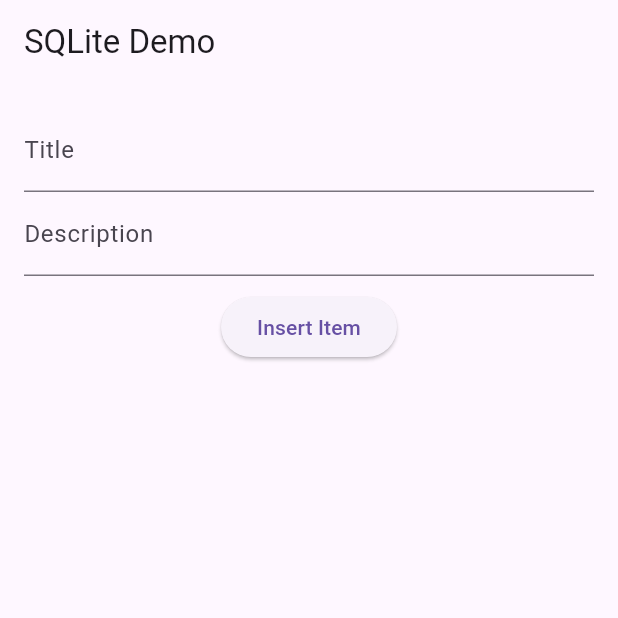
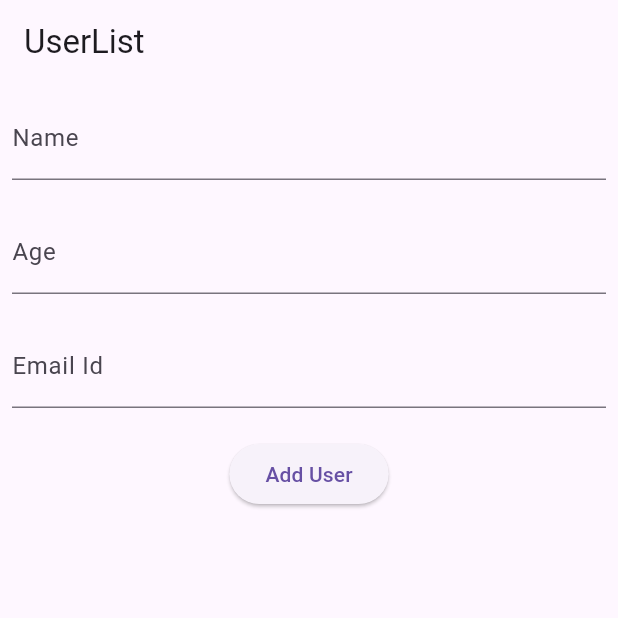
Before and after one commit to halkudepooja/sqlite_demo_sqflite, a Flutter app: the screen it shows after launch, on a phone screen of 412 x 824 dp, the top half of it. Run offline on Flutter 3.47's test engine with Material 3 defaults, Android fonts, the phone set to English and light mode, and no system bars; our stand-ins replace sqflite; accounts and stored records are empty.

Commit message:
userlist demo using sqlite db

```diff
--- /dev/null
+++ b/lib/UserDataDB/user_db.dart
@@ -0,0 +1,51 @@
+import 'package:path/path.dart';
+import 'package:sqflite/sqflite.dart';
+
+class DBHelperUser {
+  static Database? userDB;
+  static Future<Database> getDatabase() async {
+    if (userDB != null) {
+      return userDB!;
+    }
+    userDB = await initDB();
+    return userDB!;
+  }
+//initialize db
+  static Future<Database> initDB() async {
+    String path = join(await getDatabasesPath(), 'userList.db');
+    return openDatabase(
+      path,
+      version: 1,
+      onCreate: (db, version) async {
+        await db.execute(
+          '''CREATE TABLE users(id INTEGER PRIMARY KEY AUTOINCREMENT, name TEXT, age INTEGER, email TEXT)''',
+        );
+      },
+    );
+  }
+
+  // Insert data into the db
+
+  static Future<void> inserUsers(String name, int age, String email) async {
+    final db = await getDatabase();
+    await db.insert('users', {
+      'name': name,
+      'age': age,
+      'email': email,
+    }, conflictAlgorithm: ConflictAlgorithm.replace);
+  }
+
+    // Get all users from the db
+  static Future<List<Map<String, dynamic>>> getUsers() async {
+    final db = await getDatabase();
+    return await db.query('users');
+  }
+
+  // Close the db
+  static Future<void> close() async {
+    final db = await getDatabase();
+    db.close();
+  }
+
+
+}
--- /dev/null
+++ b/lib/UserDataDB/user_screen.dart
@@ -0,0 +1,100 @@
+import 'package:flutter/material.dart';
+import 'package:sqlite_demo/UserDataDB/user_db.dart';
+
+class UserList_screen extends StatefulWidget {
+  const UserList_screen({super.key});
+
+  @override
+  State<UserList_screen> createState() => _UserList_screenState();
+}
+
+class _UserList_screenState extends State<UserList_screen> {
+  TextEditingController nameController = TextEditingController();
+  TextEditingController ageController = TextEditingController();
+  TextEditingController emailController = TextEditingController();
+  List<Map<String, dynamic>> usersList = [];
+
+  @override
+  void initState() {
+    super.initState();
+    loadUserData();
+  }
+
+
+  @override
+  Widget build(BuildContext context) {
+    return Scaffold(
+      appBar: AppBar(title: Text("UserList")),
+      body: Container(
+        child: Padding(
+          padding: const EdgeInsets.all(8.0),
+          child: Column(
+            mainAxisAlignment: MainAxisAlignment.start,
+            children: [
+              TextField(
+                decoration: InputDecoration(label: Text("Name")),
+                controller: nameController,
+              ),
+              SizedBox(height: 20),
+              TextField(
+                decoration: InputDecoration(label: Text("Age")),
+                controller: ageController,
+              ),
+              SizedBox(height: 20),
+              TextField(
+                decoration: InputDecoration(label: Text("Email Id")),
+                controller: emailController,
+              ),
+                          SizedBox(height: 20),
+
+              ElevatedButton(
+                onPressed: _addUser,
+                child: Text('Add User'),
+              ),
+              SizedBox(height: 20),
+              // Display users
+              Expanded(
+                child: ListView.builder(
+                  itemCount: usersList.length,
+                  itemBuilder: (context, index) {
+                    return ListTile(
+                      title: Text(usersList[index]['name']),
+                      subtitle: Column(crossAxisAlignment: CrossAxisAlignment.start,
+                        children: [
+                          Text('Age: ${usersList[index]['age']}'
+                          ),
+                          Text('Email: ${usersList[index]['email']}'
+                          ),
+                        ],
+                      ),
+
+                    );
+                  },
+                ),
+              ),
+            ],
+          ),
+        ),
+      ),
+    );
+  }
+
+  Future<void> loadUserData() async {
+     final users = await DBHelperUser.getUsers();
+    setState(() {
+      usersList = users;
+    });
+  }
+
+
+  // Add a new user
+  _addUser() async {
+    if (nameController.text.isNotEmpty && ageController.text.isNotEmpty && emailController.text.isNotEmpty) {
+      await DBHelperUser.inserUsers(nameController.text, int.parse(ageController.text), emailController.text);
+      nameController.clear();
+      ageController.clear();
+      emailController.clear();
+      loadUserData();
+    }
+  }
+}
--- a/lib/main.dart
+++ b/lib/main.dart
@@ -1,4 +1,5 @@
 import 'package:flutter/material.dart';
+import 'package:sqlite_demo/UserDataDB/user_screen.dart';
 
 import 'db_helper.dart';
 
@@ -14,7 +15,8 @@ class MyApp extends StatelessWidget {
       theme: ThemeData(
         primarySwatch: Colors.blue,
       ),
-      home: HomePage(),
+      home: UserList_screen(),
+     // home: HomePage(),
     );
   }
 }
```
